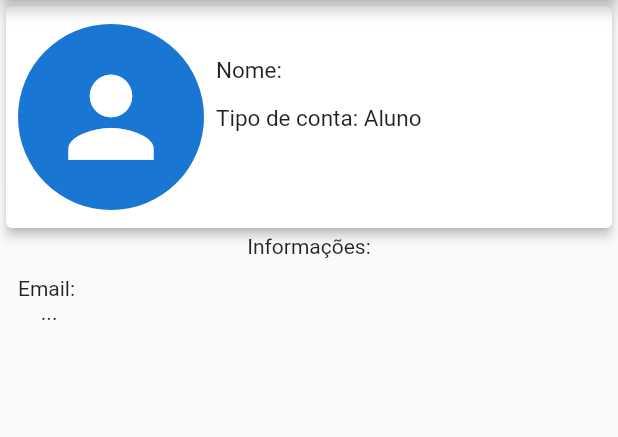
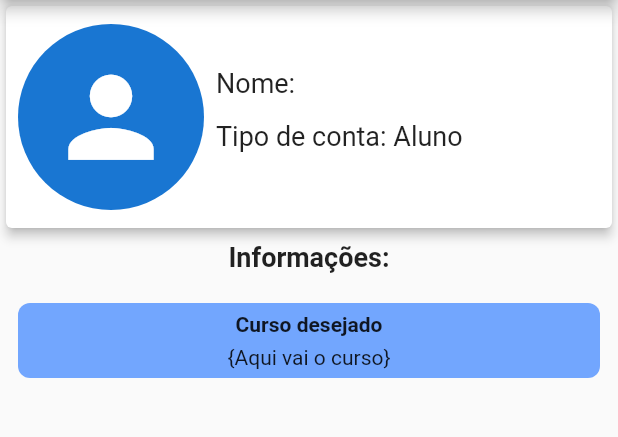
Before and after one commit to PedroH-Peres/projeto_obt, a Flutter app: the PerfilPage screen opened by its route, on a phone screen of 412 x 824 dp, the part 84-521 px from its top. Run offline on Flutter 3.47's test engine with Material 2 defaults, Android fonts, the phone set to English and light mode, and no system bars; our stand-ins replace cloud_firestore, firebase_auth, firebase_core; missing offline and left inert: dart:ffi; accounts and stored records are empty.

Commit message:
perfil_1

```diff
--- a/lib/pages/edit_page.dart
+++ b/lib/pages/edit_page.dart
@@ -9,7 +9,9 @@ class EditPage extends StatelessWidget {
   @override
   Widget build(BuildContext context) {
     return Scaffold(
-      appBar: AppBar(title: Text("Editar"),),
+      appBar: AppBar(title: Text("Editar"), actions: [
+        IconButton(onPressed: (){Navigator.of(context).pop();}, icon: Icon(Icons.check))
+      ],),
       body: EditPerfil(),
     );
   }
--- a/lib/pages/perfil_page.dart
+++ b/lib/pages/perfil_page.dart
@@ -61,43 +61,69 @@ class _PerfilPageState extends State<PerfilPage> {
                 Column(
                   crossAxisAlignment: CrossAxisAlignment.start,
                   children: [
+                    SizedBox(
+                      height: 20,
+                    ),
                     Text(
                       'Nome: ${AuthService().currentUser!.name}',
-                      style: TextStyle(fontSize: 15),
+                      style: TextStyle(fontSize: 18),
                     ),
                     const SizedBox(
                       height: 14,
                     ),
                     Text(
                       'Tipo de conta: ${AuthService().currentUser!.tipoConta}',
-                      style: TextStyle(fontSize: 15),
+                      style: TextStyle(fontSize: 18),
                     ),
                     const SizedBox(
                       height: 14,
                     ),
                     Text(
-
-                      AuthService().currentUser!.tipoConta == "Profissional"
-                      ? AuthService().currentUser!.profissao ??
-                          "Profissão não registrada"
-                      : "",
-                      style: TextStyle(
-                        color: AuthService().currentUser!.profissao == null ? Colors.red : Color.fromRGBO(0, 150, 0, 1), fontWeight: FontWeight.bold
-                      )),
+                        AuthService().currentUser!.tipoConta == "Profissional"
+                            ? AuthService().currentUser!.profissao ??
+                                "Profissão não registrada"
+                            : "",
+                        style: TextStyle(
+                            color: AuthService().currentUser!.profissao == null
+                                ? Colors.red
+                                : Color.fromRGBO(0, 150, 0, 1),
+                            fontWeight: FontWeight.bold)),
                   ],
                 )
               ],
             ),
           ),
-          const Text("Informações:"),
+          SizedBox(
+            height: 5,
+          ),
+          const Text(
+            "Informações:",
+            style: TextStyle(fontSize: 18, fontWeight: FontWeight.w600),
+          ),
+          SizedBox(
+            height: 8,
+          ),
           Expanded(
             child: Container(
               margin: const EdgeInsets.all(12),
               alignment: Alignment.centerLeft,
               child: Column(
                 children: [
-                  Text("Email: ${AuthService().currentUser!.email}"),
-                  Text("...")
+                  Container(
+                    padding: EdgeInsets.symmetric(vertical: 3),
+                    height: 50,
+                    width: double.infinity,
+                    decoration: BoxDecoration(
+                      color: Color.fromARGB(190, 68, 137, 255),
+                      borderRadius: BorderRadius.circular(8)
+                    ),
+                    child: Column(
+                      mainAxisAlignment: MainAxisAlignment.spaceAround,
+                      children: [
+                      Text("Curso desejado", style: TextStyle(fontWeight: FontWeight.bold, fontSize: 14),),
+                      Text("{Aqui vai o curso}"),
+                    ],),
+                  )
                 ],
               ),
             ),
```
